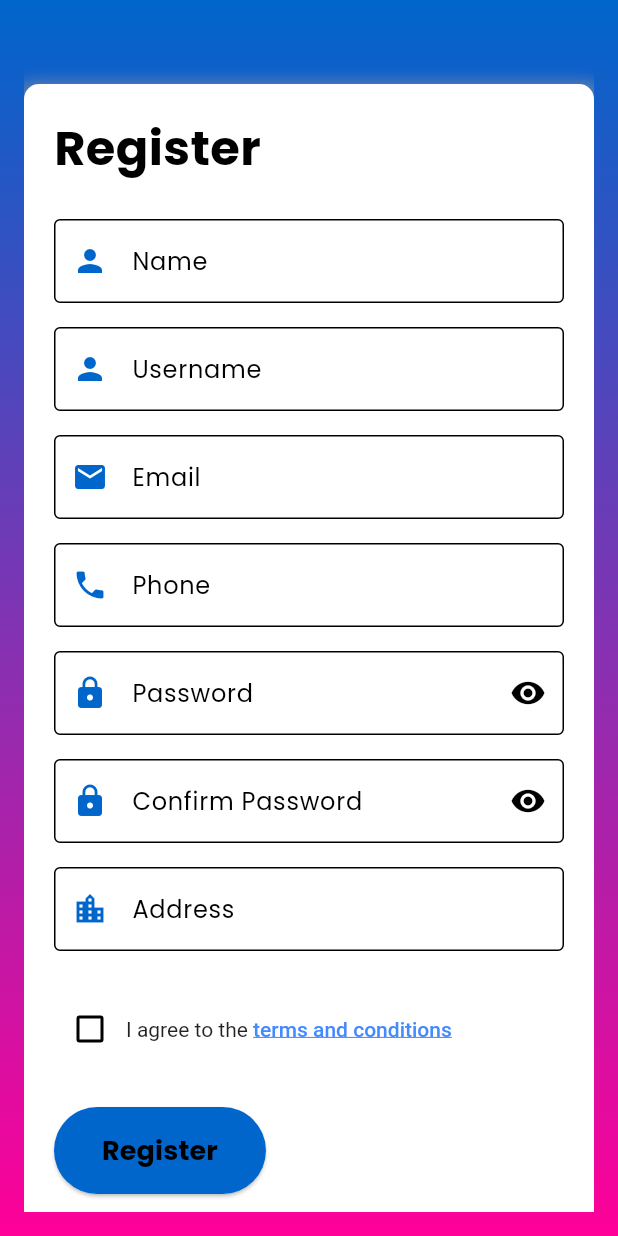
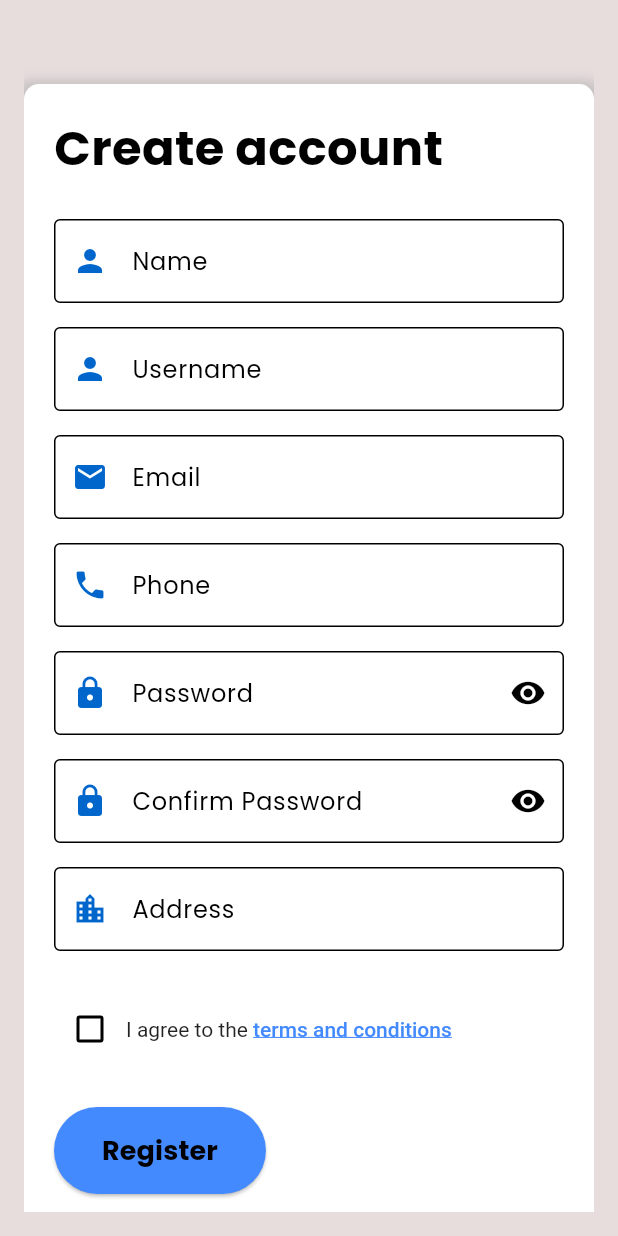
Before and after one commit to evsutalle/knc_flutter, a Flutter app: the LoginPage screen opened by its route, after a tap on "Login", after a tap on "Register", on a phone screen of 412 x 824 dp. Run offline on Flutter 3.47's test engine with Material 3 defaults, Android fonts, the phone set to English and light mode, and no system bars; our stand-ins replace cached_network_image, connectivity_plus, font_awesome_flutter, google_fonts, google_maps_flutter, image_picker and 2 more; missing offline and left inert: mailer; accounts and stored records are empty; network calls fail.

Commit message:
UPDATE NEW SA UI NOV 19, 2024

```diff
--- a/analysis_options.yaml
+++ b/analysis_options.yaml
@@ -1 +1,4 @@
 include: package:flutter_lints/flutter.yaml
+analyzer:
+  errors:
+    deprecated_member_use: ignore
--- a/lib/ForgotPasswordPage.dart
+++ b/lib/ForgotPasswordPage.dart
@@ -67,8 +67,8 @@ class _ForgotPasswordPageState extends State<ForgotPasswordPage> {
 
     try {
       final smtpServer = gmail(
-        'markgerald.talle@evsu.edu.ph',
-        'MARKEYrald18!',
+        'egie.arradaza@gmail.com',
+        'bvqwupbpgfenawaq',
       );
 
       final message = Message()
--- a/lib/login.dart
+++ b/lib/login.dart
@@ -166,59 +166,62 @@ class _LoginPageState extends State<LoginPage> {
 @override
 Widget build(BuildContext context) {
   return Scaffold(
-      body: Container(
+    body: SingleChildScrollView(
+      child: Container(
         decoration: BoxDecoration(
-          gradient: LinearGradient(
-            begin: Alignment.topCenter,
-            end: Alignment.bottomCenter,
-            colors: [
-              Color(0xFF0066CC), // Primary color
-              Color(0xFFFF0099), // Secondary color
-            ],
+          color: Colors.white,
+        ),
+        child: Padding(
+          padding: const EdgeInsets.all(16.0),
+          child: Column(
+            mainAxisSize: MainAxisSize.min,
+            crossAxisAlignment: CrossAxisAlignment.center, // Center widgets horizontally
+            children: <Widget>[
+              // Image with left margin
+              Container(
+                margin: const EdgeInsets.only(left: 20.0), // Add left margin
+                child: LayoutBuilder(
+                  builder: (context, constraints) {
+                    double imageWidth = constraints.maxWidth * 1; // 80% of available width
+                    double imageHeight = imageWidth; // Maintain aspect ratio
+                    return Image.asset(
+                      'assets/login.png',
+                      height: imageHeight,
+                      width: imageWidth,
+                      fit: BoxFit.contain,
+                    );
+                  },
                 ),
               ),
-        child: Padding(
-          padding: EdgeInsets.all(16.0),
-          child: Center(
-            child: SingleChildScrollView(
-              child: Column(
-                mainAxisAlignment: MainAxisAlignment.center,
-                children: <Widget>[
+              // Login form directly below the image
               Container(
-                    padding: EdgeInsets.all(20.0),
+                padding: EdgeInsets.zero,
+                margin: EdgeInsets.zero,
                 decoration: BoxDecoration(
                   color: Colors.white,
                   borderRadius: BorderRadius.circular(10.0),
-                      boxShadow: [
-                        BoxShadow(
-                          color: Colors.grey.withOpacity(0.5),
-                          spreadRadius: 5,
-                          blurRadius: 7,
-                          offset: Offset(0, 3),
-                        ),
-                      ],
                 ),
                 child: Column(
                   children: [
                     Text(
-                          "Welcome Back",
+                      "Welcome Back!",
                       style: TextStyle(
                         fontSize: 24,
                         fontWeight: FontWeight.bold,
                         color: const Color.fromARGB(255, 0, 0, 0),
                       ),
                     ),
-                        SizedBox(height: 24),
+                    SizedBox(height: 16),
                     TextField(
                       controller: _usernameController,
                       style: TextStyle(color: Colors.black),
                       decoration: InputDecoration(
                         labelText: "Username",
                         labelStyle: TextStyle(color: Colors.black),
-                            prefixIcon: Icon(FontAwesomeIcons.user, color: Colors.blue), // Added prefix icon
+                        prefixIcon: Icon(FontAwesomeIcons.user, color: Colors.blue),
                       ),
                     ),
-                        SizedBox(height: 16),
+                    SizedBox(height: 12),
                     TextField(
                       controller: _passwordController,
                       style: TextStyle(color: Colors.black),
@@ -226,7 +229,7 @@ class _LoginPageState extends State<LoginPage> {
                       decoration: InputDecoration(
                         labelText: "Password",
                         labelStyle: TextStyle(color: Colors.black),
-                            prefixIcon: Icon(FontAwesomeIcons.lock, color: Colors.blue), // Added prefix icon
+                        prefixIcon: Icon(FontAwesomeIcons.lock, color: Colors.blue),
                         suffixIcon: IconButton(
                           onPressed: _togglePasswordVisibility,
                           icon: Icon(
@@ -236,9 +239,9 @@ class _LoginPageState extends State<LoginPage> {
                         ),
                       ),
                     ),
-                        SizedBox(height: 16),
+                    SizedBox(height: 12),
                     Row(
-                          mainAxisAlignment: MainAxisAlignment.start, // Align to the start
+                      mainAxisAlignment: MainAxisAlignment.start,
                       children: [
                         Checkbox(
                           value: _rememberMe,
@@ -248,13 +251,13 @@ class _LoginPageState extends State<LoginPage> {
                             });
                           },
                         ),
-                            SizedBox(width: 8), // Add some space between checkbox and text
+                        SizedBox(width: 8),
                         Text('Remember Me', style: TextStyle(color: Colors.black)),
                       ],
                     ),
-                        SizedBox(height: 24),
+                    SizedBox(height: 16),
                     ElevatedButton(
-                          onPressed: _isLoading ? null : login, // Disable button when loading
+                      onPressed: _isLoading ? null : login,
                       style: ElevatedButton.styleFrom(
                         backgroundColor: Colors.blue,
                         padding: EdgeInsets.symmetric(horizontal: 40, vertical: 16),
@@ -262,8 +265,7 @@ class _LoginPageState extends State<LoginPage> {
                       ),
                       child: Text("Login", style: TextStyle(color: Colors.white)),
                     ),
-                        SizedBox(height: 16),
-                        // Show loading indicator
+                    SizedBox(height: 12),
                     if (_isLoading)
                       CircularProgressIndicator(),
                     if (!_isLoading)
@@ -271,7 +273,7 @@ class _LoginPageState extends State<LoginPage> {
                         _message,
                         style: TextStyle(color: Colors.red),
                       ),
-                        SizedBox(height: 16),
+                    SizedBox(height: 12),
                     Row(
                       mainAxisAlignment: MainAxisAlignment.center,
                       children: [
@@ -280,7 +282,7 @@ class _LoginPageState extends State<LoginPage> {
                           onPressed: () {
                             Navigator.pushNamed(context, '/register');
                           },
-                              child: Text("Register", style: TextStyle(color: Colors.blue)),
+                          child: Text("Register", style: TextStyle(color: const Color.fromARGB(255, 0, 166, 249))),
                         ),
                       ],
                     ),
@@ -292,7 +294,7 @@ class _LoginPageState extends State<LoginPage> {
                           onPressed: () {
                             Navigator.pushNamed(context, '/ForgotPasswordPage');
                           },
-                              child: Text("Reset", style: TextStyle(color: Colors.blue)),
+                          child: Text("Reset", style: TextStyle(color: const Color.fromARGB(255, 0, 166, 249))),
                         ),
                       ],
                     ),
@@ -304,7 +306,6 @@ class _LoginPageState extends State<LoginPage> {
         ),
       ),
     ),
-      ),
   );
 }
 }
--- a/lib/register.dart
+++ b/lib/register.dart
@@ -119,14 +119,7 @@ class _RegisterPageState extends State<RegisterPage> {
     return Scaffold(
       body: Container(
         decoration: BoxDecoration(
-          gradient: LinearGradient(
-            begin: Alignment.topCenter,
-            end: Alignment.bottomCenter,
-            colors: [
-              const Color(0xFF0066CC),
-              const Color(0xFFFF0099),
-            ],
-          ),
+                  color: const Color.fromARGB(255, 231, 221, 221),
         ),
         padding: const EdgeInsets.all(16.0),
         child: Form(
@@ -154,7 +147,7 @@ class _RegisterPageState extends State<RegisterPage> {
                     crossAxisAlignment: CrossAxisAlignment.start,
                     children: [
                       const Text(
-                        'Register',
+                        'Create account',
                         style: TextStyle(
                           fontSize: 32,
                           fontWeight: FontWeight.bold,
@@ -215,7 +208,7 @@ class _RegisterPageState extends State<RegisterPage> {
                         child: ElevatedButton(
                           onPressed: _register,
                           style: ElevatedButton.styleFrom(
-                            backgroundColor: Theme.of(context).primaryColor,
+                            backgroundColor: Colors.blueAccent,
                             padding: const EdgeInsets.symmetric(vertical: 16.0, horizontal: 32.0),
                             foregroundColor: Colors.black,
                           ),
--- a/pubspec.yaml
+++ b/pubspec.yaml
@@ -40,3 +40,5 @@ flutter:
   uses-material-design: true
   assets:
   - assets/logo.png
+  - assets/login.png
+  - assets/KNC.png
```
Also changed, not shown: lib/main.dart (+138 -109 lines), assets/KNC.png (added), assets/login.png (added). Lines whose indentation alone changed are shown as unchanged.
